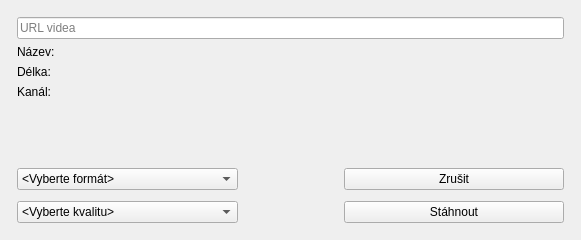
This is y2mate/downloadvideowindow.ui in RxiPland/y2mate_desktop as Qt 5 draws it before an edit. The edited form follows.
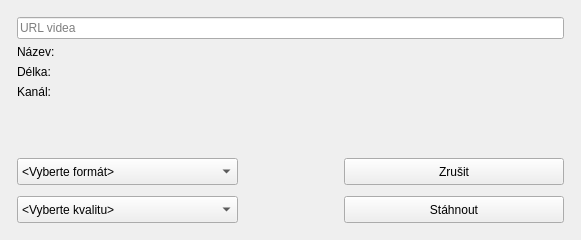
This is the edited form.

Commit message: increased size of buttons

Patch:
```diff
--- a/y2mate/downloadvideowindow.ui
+++ b/y2mate/downloadvideowindow.ui
@@ -138,6 +138,12 @@
               <verstretch>0</verstretch>
              </sizepolicy>
             </property>
+            <property name="minimumSize">
+             <size>
+              <width>0</width>
+              <height>27</height>
+             </size>
+            </property>
             <item>
              <property name="text">
               <string>&lt;Vyberte formát&gt;</string>
@@ -173,6 +179,12 @@
           </item>
           <item>
            <widget class="QComboBox" name="comboBox_2">
+            <property name="minimumSize">
+             <size>
+              <width>0</width>
+              <height>27</height>
+             </size>
+            </property>
             <item>
              <property name="text">
               <string>&lt;Vyberte kvalitu&gt;</string>
@@ -202,6 +214,12 @@
          <layout class="QVBoxLayout" name="verticalLayout_3">
           <item>
            <widget class="QPushButton" name="pushButton_2">
+            <property name="minimumSize">
+             <size>
+              <width>0</width>
+              <height>27</height>
+             </size>
+            </property>
             <property name="text">
              <string>Zrušit</string>
             </property>
@@ -234,7 +252,7 @@
             <property name="minimumSize">
              <size>
               <width>150</width>
-              <height>0</height>
+              <height>27</height>
              </size>
             </property>
             <property name="text">
```
Left out of the diff: 3 changed lines with no effect on the pictures. The commit also changes 1 other file.
